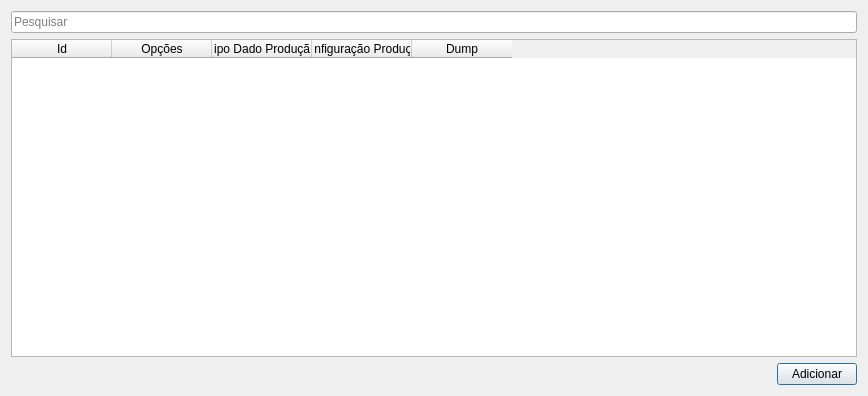
Before: the Qt Designer form uis/mProductionData.ui in dsgoficial/SAP_Gerente, drawn with Qt 5.
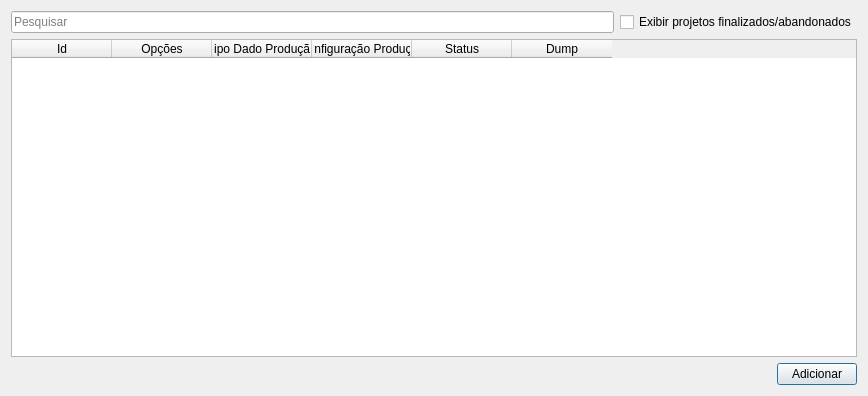
After: the same form once the commit is applied.

Commit message: filtra projetos, lotes, blocos, grupos de insumos e dados de produção pelo status

Patch:
```diff
--- a/uis/mProductionData.ui
+++ b/uis/mProductionData.ui
@@ -18,12 +18,23 @@
   </property>
   <layout class="QGridLayout" name="gridLayout">
    <item row="0" column="0">
+    <layout class="QHBoxLayout" name="horizontalLayout_2">
+     <item>
     <widget class="QLineEdit" name="searchLe">
      <property name="placeholderText">
       <string>Pesquisar</string>
      </property>
     </widget>
    </item>
+     <item>
+      <widget class="QCheckBox" name="showFinishedCheckBox">
+       <property name="text">
+        <string>Exibir projetos finalizados/abandonados</string>
+       </property>
+      </widget>
+     </item>
+    </layout>
+   </item>
    <item row="1" column="0">
     <widget class="QTableWidget" name="tableWidget">
      <column>
@@ -46,6 +57,11 @@
        <string>Configuração Produção</string>
       </property>
      </column>
+     <column>
+      <property name="text">
+       <string>Status</string>
+      </property>
+     </column>
      <column>
       <property name="text">
        <string>Dump</string>
```
Left out of the diff: 2 changed lines with no effect on the pictures. Lines whose indentation alone changed are shown as unchanged. The commit also changes 9 other files.
